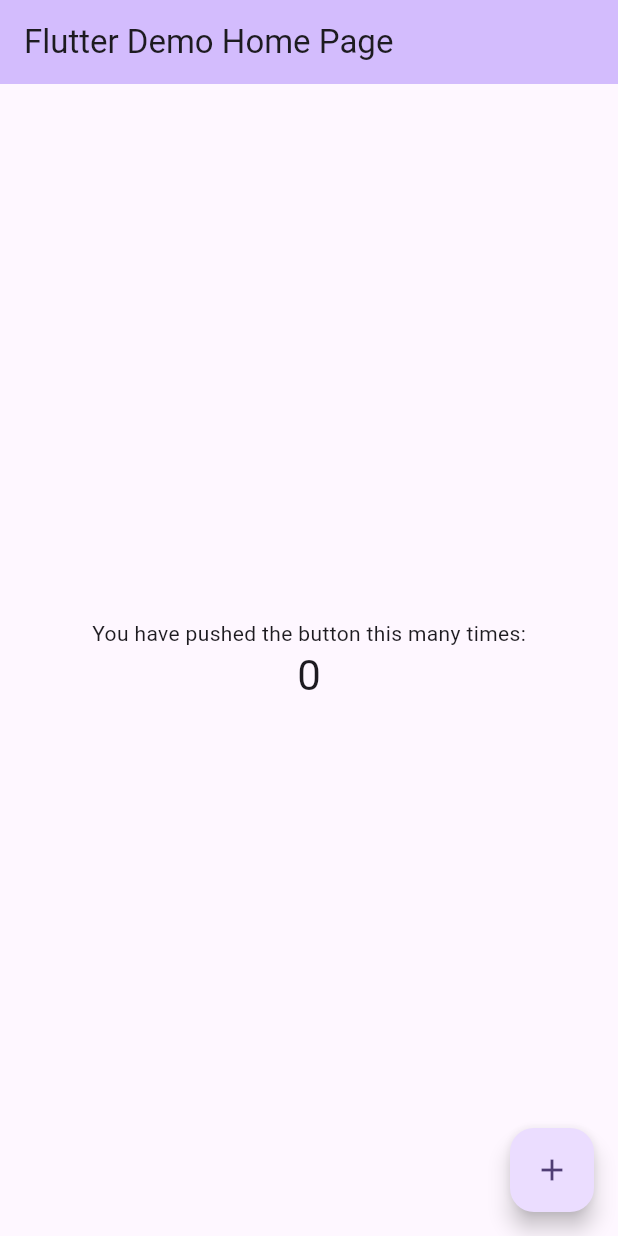
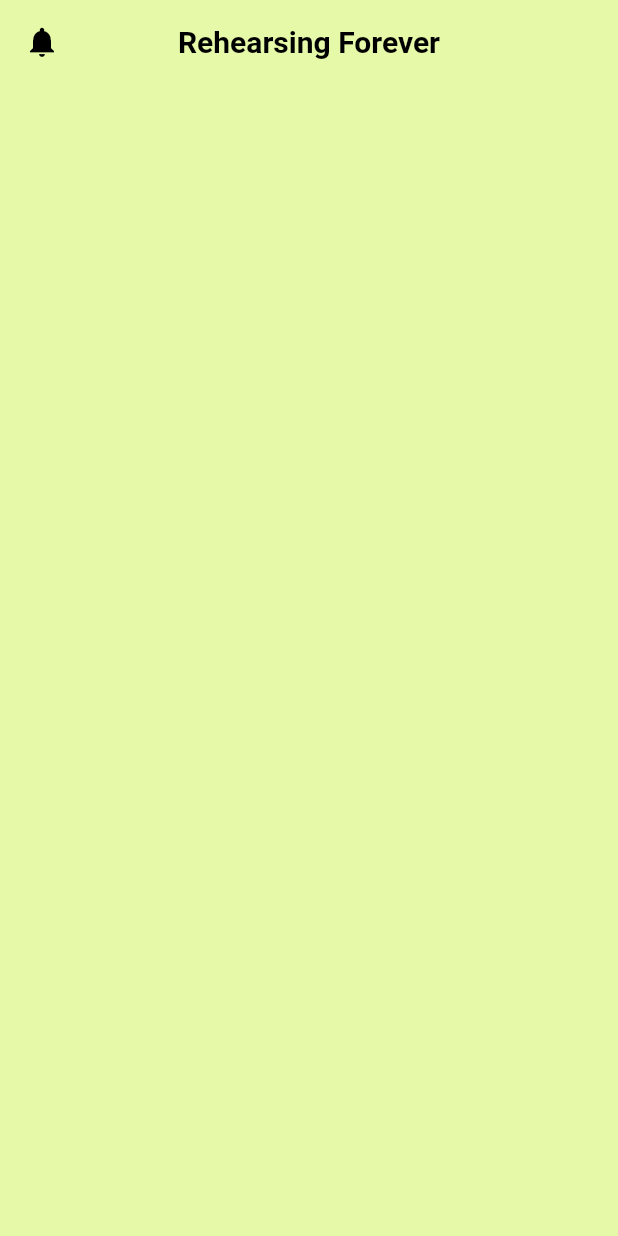
Before and after one commit to FernandoLpz0911/UICSparkhacks2026, a Flutter app: the screen it shows after launch, on a phone screen of 412 x 824 dp. Run offline on Flutter 3.47's test engine with Material 3 defaults, Android fonts, the phone set to English and light mode, and no system bars.

Commit message:
Home-first commit

```diff
--- a/app/lib/main.dart
+++ b/app/lib/main.dart
@@ -1,5 +1,6 @@
+
 import 'package:flutter/material.dart';
-
+import 'services/home_page.dart';
 void main() {
   runApp(const MyApp());
 }
@@ -10,113 +11,96 @@ class MyApp extends StatelessWidget {
   // This widget is the root of your application.
   @override
   Widget build(BuildContext context) {
-    return MaterialApp(
-      title: 'Flutter Demo',
-      theme: ThemeData(
-        // This is the theme of your application.
-        //
-        // TRY THIS: Try running your application with "flutter run". You'll see
-        // the application has a purple toolbar. Then, without quitting the app,
-        // try changing the seedColor in the colorScheme below to Colors.green
-        // and then invoke "hot reload" (save your changes or press the "hot
-        // reload" button in a Flutter-supported IDE, or press "r" if you used
-        // the command line to start the app).
-        //
-        // Notice that the counter didn't reset back to zero; the application
-        // state is not lost during the reload. To reset the state, use hot
-        // restart instead.
-        //
-        // This works for code too, not just values: Most code changes can be
-        // tested with just a hot reload.
-        colorScheme: ColorScheme.fromSeed(seedColor: Colors.deepPurple),
-      ),
-      home: const MyHomePage(title: 'Flutter Demo Home Page'),
+    return const MaterialApp(
+      debugShowCheckedModeBanner: false,
+      //Calls HomePage and prints the contents of HomePage
+      home: HomePage()
     );
   }
 }
 
-class MyHomePage extends StatefulWidget {
-  const MyHomePage({super.key, required this.title});
+// class MyHomePage extends StatefulWidget {
+//   const MyHomePage({super.key, required this.title});
 
-  // This widget is the home page of your application. It is stateful, meaning
-  // that it has a State object (defined below) that contains fields that affect
-  // how it looks.
+//   // This widget is the home page of your application. It is stateful, meaning
+//   // that it has a State object (defined below) that contains fields that affect
+//   // how it looks.
 
-  // This class is the configuration for the state. It holds the values (in this
-  // case the title) provided by the parent (in this case the App widget) and
-  // used by the build method of the State. Fields in a Widget subclass are
-  // always marked "final".
+//   // This class is the configuration for the state. It holds the values (in this
+//   // case the title) provided by the parent (in this case the App widget) and
+//   // used by the build method of the State. Fields in a Widget subclass are
+//   // always marked "final".
 
-  final String title;
+//   final String title;
 
-  @override
-  State<MyHomePage> createState() => _MyHomePageState();
-}
+//   @override
+//   State<MyHomePage> createState() => _MyHomePageState();
+// }
 
-class _MyHomePageState extends State<MyHomePage> {
-  int _counter = 0;
+// class _MyHomePageState extends State<MyHomePage> {
+//   int _counter = 0;
 
-  void _incrementCounter() {
-    setState(() {
-      // This call to setState tells the Flutter framework that something has
-      // changed in this State, which causes it to rerun the build method below
-      // so that the display can reflect the updated values. If we changed
-      // _counter without calling setState(), then the build method would not be
-      // called again, and so nothing would appear to happen.
-      _counter++;
-    });
-  }
+//   void _incrementCounter() {
+//     setState(() {
+//       // This call to setState tells the Flutter framework that something has
+//       // changed in this State, which causes it to rerun the build method below
+//       // so that the display can reflect the updated values. If we changed
+//       // _counter without calling setState(), then the build method would not be
+//       // called again, and so nothing would appear to happen.
+//       _counter++;
+//     });
+//   }
 
-  @override
-  Widget build(BuildContext context) {
-    // This method is rerun every time setState is called, for instance as done
-    // by the _incrementCounter method above.
-    //
-    // The Flutter framework has been optimized to make rerunning build methods
-    // fast, so that you can just rebuild anything that needs updating rather
-    // than having to individually change instances of widgets.
-    return Scaffold(
-      appBar: AppBar(
-        // TRY THIS: Try changing the color here to a specific color (to
-        // Colors.amber, perhaps?) and trigger a hot reload to see the AppBar
-        // change color while the other colors stay the same.
-        backgroundColor: Theme.of(context).colorScheme.inversePrimary,
-        // Here we take the value from the MyHomePage object that was created by
-        // the App.build method, and use it to set our appbar title.
-        title: Text(widget.title),
-      ),
-      body: Center(
-        // Center is a layout widget. It takes a single child and positions it
-        // in the middle of the parent.
-        child: Column(
-          // Column is also a layout widget. It takes a list of children and
-          // arranges them vertically. By default, it sizes itself to fit its
-          // children horizontally, and tries to be as tall as its parent.
-          //
-          // Column has various properties to control how it sizes itself and
-          // how it positions its children. Here we use mainAxisAlignment to
-          // center the children vertically; the main axis here is the vertical
-          // axis because Columns are vertical (the cross axis would be
-          // horizontal).
-          //
-          // TRY THIS: Invoke "debug painting" (choose the "Toggle Debug Paint"
-          // action in the IDE, or press "p" in the console), to see the
-          // wireframe for each widget.
-          mainAxisAlignment: MainAxisAlignment.center,
-          children: <Widget>[
-            const Text('You have pushed the button this many times:'),
-            Text(
-              '$_counter',
-              style: Theme.of(context).textTheme.headlineMedium,
-            ),
-          ],
-        ),
-      ),
-      floatingActionButton: FloatingActionButton(
-        onPressed: _incrementCounter,
-        tooltip: 'Increment',
-        child: const Icon(Icons.add),
-      ), // This trailing comma makes auto-formatting nicer for build methods.
-    );
-  }
-}
+//   @override
+//   Widget build(BuildContext context) {
+//     // This method is rerun every time setState is called, for instance as done
+//     // by the _incrementCounter method above.
+//     //
+//     // The Flutter framework has been optimized to make rerunning build methods
+//     // fast, so that you can just rebuild anything that needs updating rather
+//     // than having to individually change instances of widgets.
+//     return Scaffold(
+//       appBar: AppBar(
+//         // TRY THIS: Try changing the color here to a specific color (to
+//         // Colors.amber, perhaps?) and trigger a hot reload to see the AppBar
+//         // change color while the other colors stay the same.
+//         backgroundColor: Theme.of(context).colorScheme.inversePrimary,
+//         // Here we take the value from the MyHomePage object that was created by
+//         // the App.build method, and use it to set our appbar title.
+//         title: Text(widget.title),
+//       ),
+//       body: Center(
+//         // Center is a layout widget. It takes a single child and positions it
+//         // in the middle of the parent.
+//         child: Column(
+//           // Column is also a layout widget. It takes a list of children and
+//           // arranges them vertically. By default, it sizes itself to fit its
+//           // children horizontally, and tries to be as tall as its parent.
+//           //
+//           // Column has various properties to control how it sizes itself and
+//           // how it positions its children. Here we use mainAxisAlignment to
+//           // center the children vertically; the main axis here is the vertical
+//           // axis because Columns are vertical (the cross axis would be
+//           // horizontal).
+//           //
+//           // TRY THIS: Invoke "debug painting" (choose the "Toggle Debug Paint"
+//           // action in the IDE, or press "p" in the console), to see the
+//           // wireframe for each widget.
+//           mainAxisAlignment: MainAxisAlignment.center,
+//           children: <Widget>[
+//             const Text('You have pushed the button this many times:'),
+//             Text(
+//               '$_counter',
+//               style: Theme.of(context).textTheme.headlineMedium,
+//             ),
+//           ],
+//         ),
+//       ),
+//       floatingActionButton: FloatingActionButton(
+//         onPressed: _incrementCounter,
+//         tooltip: 'Increment',
+//         child: const Icon(Icons.add),
+//       ), // This trailing comma makes auto-formatting nicer for build methods.
+//     );
+//   }
+// }
--- /dev/null
+++ b/app/lib/services/home_page.dart
@@ -0,0 +1,37 @@
+import 'package:flutter/material.dart';
+class HomePage extends StatelessWidget {
+  const HomePage({super.key});
+
+  @override
+  //This is used to build the widget of the homepage app
+  Widget build(BuildContext context) {
+    //This sets the basic design layou
+    return Scaffold(
+      backgroundColor: const Color.fromARGB(255, 230, 249, 168),
+      //This is used to set the title
+      appBar: AppBar(
+        // 'leading' places a widget on the far left
+          leading: IconButton(
+          icon: const Icon(Icons.notifications),
+          color: Colors.black, // Set the icon color
+          //Functionality to be added
+          onPressed: () {
+            // Add what happens when you click it
+          },
+        ),
+        title: Text('Rehearsing Forever',
+        style: TextStyle(fontSize:20,
+        fontWeight: FontWeight.bold,
+        color: const Color.fromARGB(255, 0, 0, 0),
+        ),
+        ),
+        backgroundColor: const Color.fromARGB(255, 230, 249, 168),
+        elevation: 0.0, //Sets the shadow of the appbar
+        centerTitle:true,
+
+      ),
+
+    );
+
+  }
+}
--- a/app/pubspec.yaml
+++ b/app/pubspec.yaml
@@ -38,7 +38,7 @@ dependencies:
 dev_dependencies:
   flutter_test:
     sdk: flutter
-
+  flutter_svg: ^2.2.3
   # The "flutter_lints" package below contains a set of recommended lints to
   # encourage good coding practices. The lint set provided by the package is
   # activated in the `analysis_options.yaml` file located at the root of your
```
Also changed, not shown: app/pubspec.lock, 2 other files.
